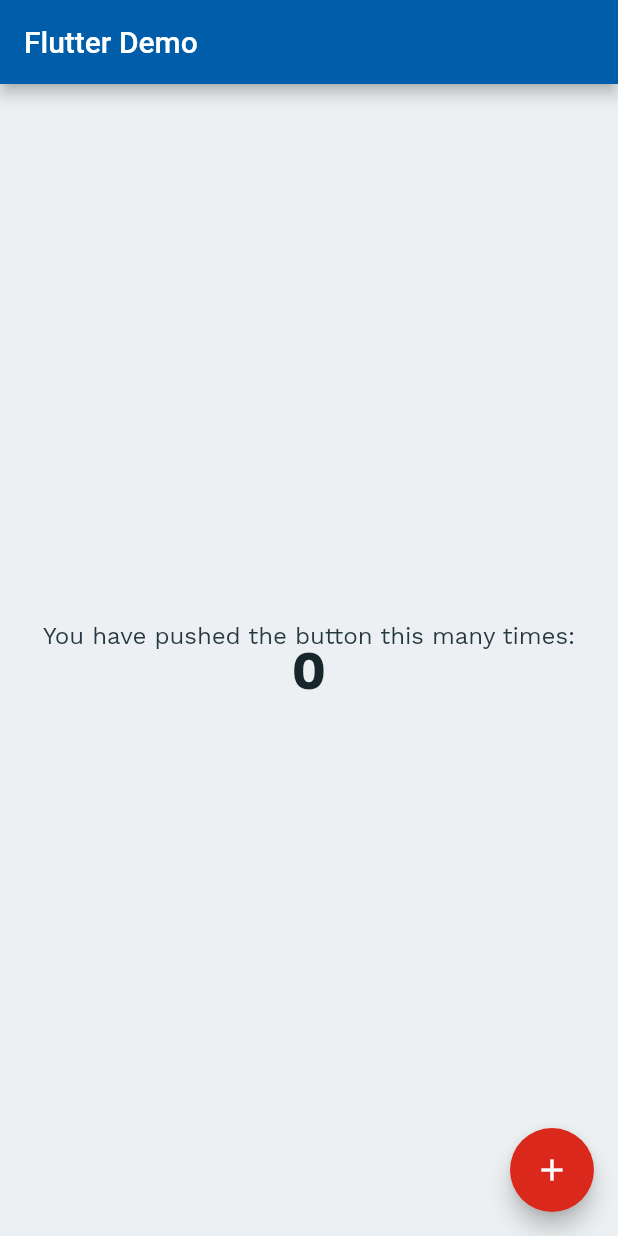
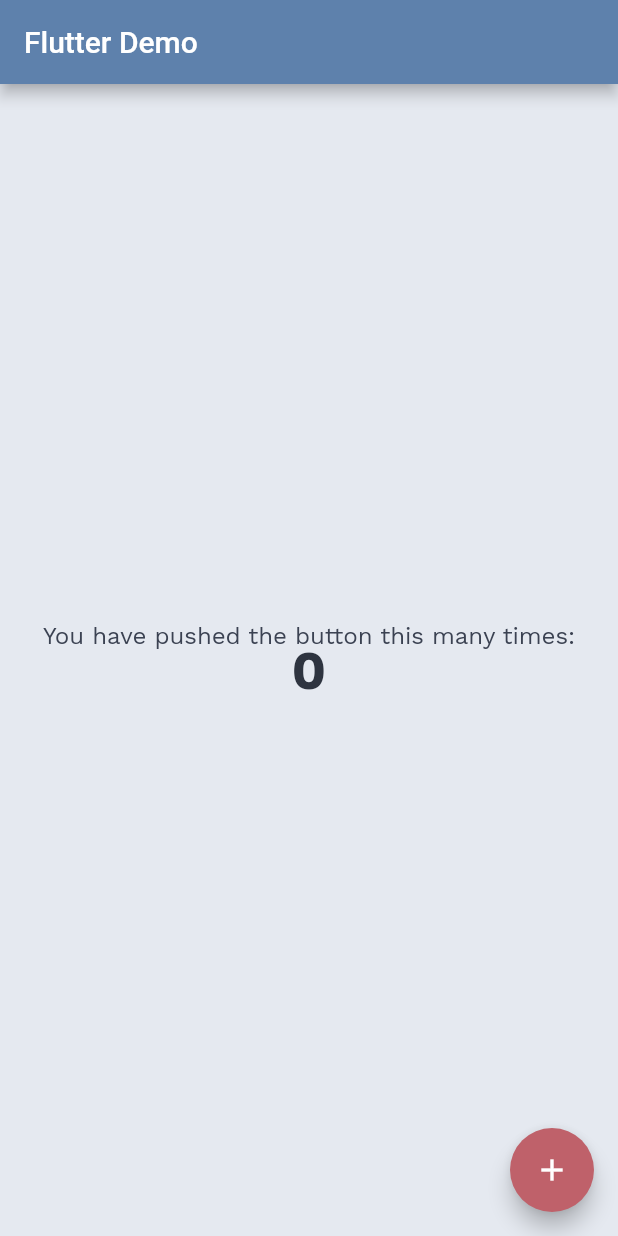
Before and after one commit to chunghha/flutter_demo, a Flutter app: the screen it shows after launch, on a phone screen of 412 x 824 dp. Run offline on Flutter 3.47's test engine with Material 2 defaults, Android fonts, the phone set to English and light mode, and no system bars.

Commit message:
chore: update theme

```diff
--- a/lib/main.dart
+++ b/lib/main.dart
@@ -11,19 +11,10 @@ class MyApp extends StatelessWidget {
     return MaterialApp(
       title: 'Flutter Demo',
       theme: ThemeData(
-        // This is the theme of your application.
-        //
-        // Try running your application with "flutter run". You'll see the
-        // application has a blue toolbar. Then, without quitting the app, try
-        // changing the primarySwatch below to Colors.green and then invoke
-        // "hot reload" (press "r" in the console where you ran "flutter run",
-        // or simply save your changes to "hot reload" in a Flutter IDE).
-        // Notice that the counter didn't reset back to zero; the application
-        // is not restarted.
         primaryColor: AppTheme.primaryColor,
         accentColor: AppTheme.accentColor,
         scaffoldBackgroundColor: AppTheme.notWhite,
-        canvasColor: AppTheme.notWhite,
+        canvasColor: AppTheme.nearlyWhite,
         textTheme: AppTheme.textTheme,
       ),
       home: MyHomePage(title: 'Flutter Demo'),
@@ -73,28 +64,10 @@ class _MyHomePageState extends State<MyHomePage> {
     // than having to individually change instances of widgets.
     return Scaffold(
       appBar: AppBar(
-        // Here we take the value from the MyHomePage object that was created by
-        // the App.build method, and use it to set our appbar title.
         title: Text(widget.title),
       ),
       body: Center(
-        // Center is a layout widget. It takes a single child and positions it
-        // in the middle of the parent.
         child: Column(
-          // Column is also a layout widget. It takes a list of children and
-          // arranges them vertically. By default, it sizes itself to fit its
-          // children horizontally, and tries to be as tall as its parent.
-          //
-          // Invoke "debug painting" (press "p" in the console, choose the
-          // "Toggle Debug Paint" action from the Flutter Inspector in Android
-          // Studio, or the "Toggle Debug Paint" command in Visual Studio Code)
-          // to see the wireframe for each widget.
-          //
-          // Column has various properties to control how it sizes itself and
-          // how it positions its children. Here we use mainAxisAlignment to
-          // center the children vertically; the main axis here is the vertical
-          // axis because Columns are vertical (the cross axis would be
-          // horizontal).
           mainAxisAlignment: MainAxisAlignment.center,
           children: <Widget>[
             Text(
--- a/lib/styling.dart
+++ b/lib/styling.dart
@@ -3,23 +3,22 @@ import 'package:flutter/material.dart';
 class AppTheme {
   AppTheme._();
 
-  static const Color primaryColor = Color(0xFF005DAA);
-  static const Color accentColor = Color(0xFFDA291C);
+  static const Color primaryColor = Color(0xFF5E81AC);
+  static const Color accentColor = Color(0xFFBF616A);
 
-  static const Color orange = Color(0xFFFAAB1A);
-  static const Color notWhite = Color(0xFFEDF0F2);
-  static const Color nearlyWhite = Color(0xFFFEFEFE);
-  static const Color nearlyBlack = Color(0xFF213333);
+  static const Color notWhite = Color(0xFFE5E9F0);
+  static const Color nearlyWhite = Color(0xFFECEFF4);
+  static const Color nearlyBlack = Color(0xFF3B4252);
   static const Color grey = Color(0xFF3A5160);
   static const Color dark_grey = Color(0xFF313A44);
 
-  static const Color darkText = Color(0xFF253840);
-  static const Color darkerText = Color(0xFF17262A);
-  static const Color lightText = Color(0xFF4A6572);
+  static const Color darkText = Color(0xFF3B4252);
+  static const Color darkerText = Color(0xFF2E3440);
+  static const Color lightText = Color(0xFF434C52);
   static const Color deactivatedText = Color(0xFF767676);
-  static const Color dismissibleBackground = Color(0xFF364A54);
-  static const Color chipBackground = Color(0xFFEEF1F3);
-  static const Color spacer = Color(0xFFF2F2F2);
+  static const Color dismissibleBackground = Color(0xFF4C566A);
+  static const Color chipBackground = Color(0xFFD8DEE9);
+  static const Color spacer = Color(0xFFE5E9F0);
 
   static const TextTheme textTheme = TextTheme(
     display1: display1,
--- a/pubspec.yaml
+++ b/pubspec.yaml
@@ -23,6 +23,7 @@ dependencies:
   # The following adds the Cupertino Icons font to your application.
   # Use with the CupertinoIcons class for iOS style icons.
   cupertino_icons: ^0.1.2
+  provider: ^3.1.0
 
 dev_dependencies:
   flutter_test:
```
Also changed, not shown: pubspec.lock, 1 other file.
